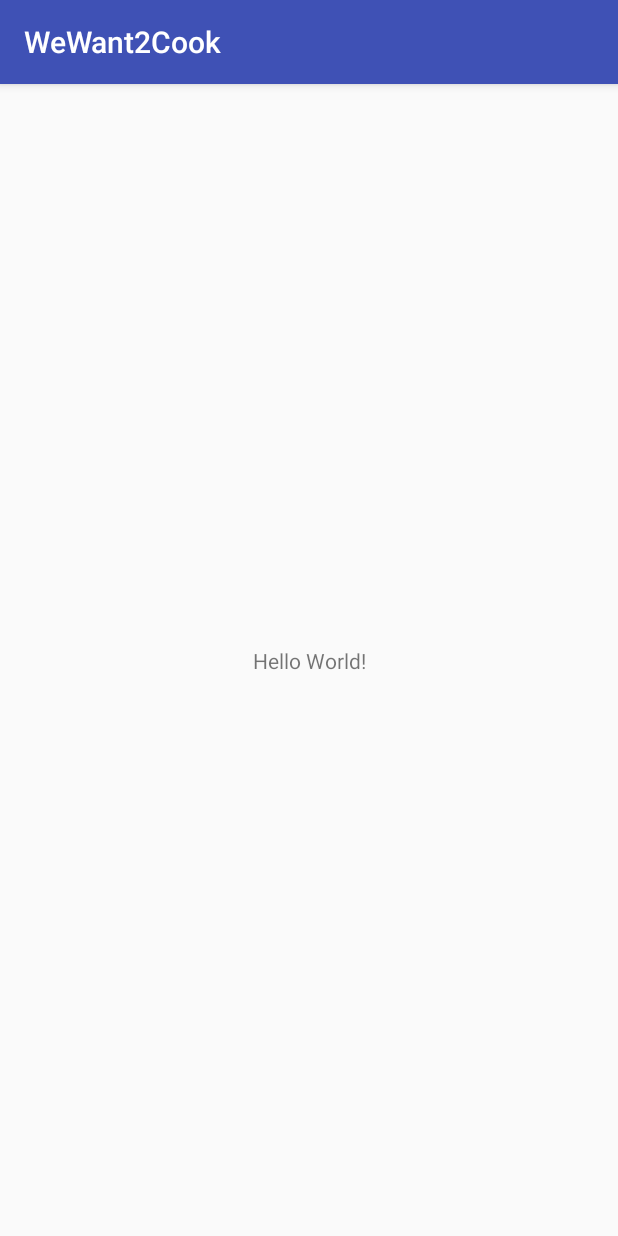
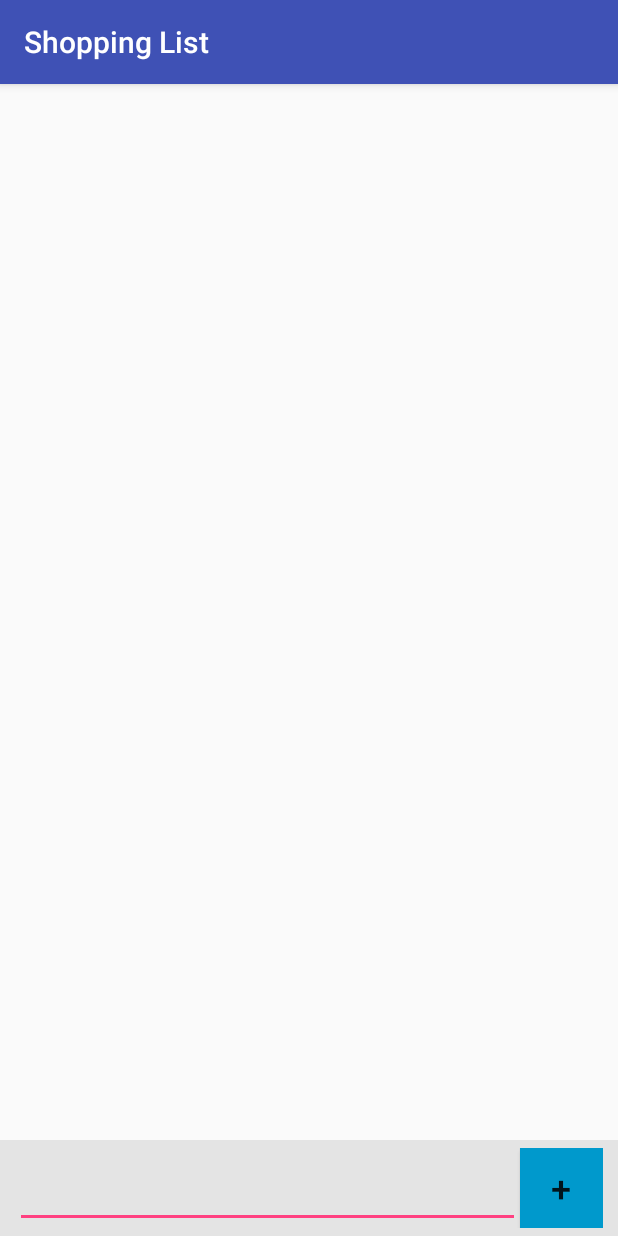
Before and after one commit to jenni-arias/WeWant2Cook, an Android app: the screen it shows after launch (WeWant2CookActivity before the commit, ShoppingListActivity after it), on a phone screen of 412 x 824 dp. Run offline under Robolectric (Android 15) with nearby library versions, the phone set to English and light mode, and no system bars.

Commit message:
Creación de ShoppingListActivity, solo Layout.

```diff
--- a/app/src/main/AndroidManifest.xml
+++ b/app/src/main/AndroidManifest.xml
@@ -9,13 +9,16 @@
         android:roundIcon="@mipmap/ic_launcher_round"
         android:supportsRtl="true"
         android:theme="@style/AppTheme">
-        <activity android:name=".WeWant2CookActivity">
+
+        <!-- <activity android:name=".WeWant2CookActivity"> -->
+        <activity android:name=".ShoppingListActivity">
             <intent-filter>
                 <action android:name="android.intent.action.MAIN" />
 
                 <category android:name="android.intent.category.LAUNCHER" />
             </intent-filter>
         </activity>
+        <activity android:name=".ShoppingItem" />
     </application>
 
 </manifest>
--- /dev/null
+++ b/app/src/main/java/arias/jenifer/wewant2cook/ShoppingListActivity.java
@@ -0,0 +1,13 @@
+package arias.jenifer.wewant2cook;
+
+import android.support.v7.app.AppCompatActivity;
+import android.os.Bundle;
+
+public class ShoppingListActivity extends AppCompatActivity {
+
+    @Override
+    protected void onCreate(Bundle savedInstanceState) {
+        super.onCreate(savedInstanceState);
+        setContentView(R.layout.activity_shopping_list);
+    }
+}
--- /dev/null
+++ b/app/src/main/res/layout/activity_shopping_list.xml
@@ -0,0 +1,62 @@
+<?xml version="1.0" encoding="utf-8"?>
+<RelativeLayout xmlns:android="http://schemas.android.com/apk/res/android"
+    xmlns:app="http://schemas.android.com/apk/res-auto"
+    xmlns:tools="http://schemas.android.com/tools"
+    android:layout_width="match_parent"
+    android:layout_height="match_parent"
+    tools:context="arias.jenifer.wewant2cook.ShoppingListActivity">
+
+    <ListView
+        android:id="@+id/shopping_list"
+        android:layout_width="match_parent"
+        android:layout_height="match_parent"
+        android:layout_alignParentLeft="true"
+        android:layout_alignParentStart="true"
+        android:layout_alignParentTop="true"
+        android:layout_above="@+id/editbox" />
+
+    <RelativeLayout
+        android:id="@+id/editbox"
+        android:layout_width="match_parent"
+        android:layout_height="?attr/listPreferredItemHeight"
+        android:background="#17000000"
+        android:layout_alignParentBottom="true"
+        android:layout_alignParentLeft="true"
+        android:layout_alignParentStart="true"
+        android:paddingTop="5dp"
+        android:paddingBottom="5dp"
+        android:paddingLeft="10dp"
+        android:paddingRight="10dp">
+
+        <EditText
+            android:id="@+id/edit_item"
+            android:layout_width="wrap_content"
+            android:layout_height="wrap_content"
+            android:layout_alignParentLeft="true"
+            android:layout_alignParentStart="true"
+            android:layout_alignParentTop="true"
+            android:layout_alignParentBottom="true"
+            android:ems="10"
+            android:inputType="text"
+            android:layout_toLeftOf="@+id/btn_add"
+            android:layout_toStartOf="@+id/btn_add"
+            android:imeOptions="actionDone"/>
+
+        <Button
+            android:id="@+id/btn_add"
+            android:layout_width="55dp"
+            android:layout_height="wrap_content"
+            android:layout_alignParentBottom="true"
+            android:layout_alignParentEnd="true"
+            android:layout_alignParentRight="true"
+            android:layout_alignParentTop="true"
+            android:background="@android:color/holo_blue_dark"
+            android:onClick="add_item"
+            android:text="+"
+            android:textColorLink="@color/colorPrimary"
+            android:textSize="24sp" />
+
+    </RelativeLayout>
+
+
+</RelativeLayout>
--- a/app/src/main/res/values/strings.xml
+++ b/app/src/main/res/values/strings.xml
@@ -1,3 +1,3 @@
 <resources>
-    <string name="app_name">WeWant2Cook</string>
+    <string name="app_name">Shopping List</string>
 </resources>
```
Also changed, not shown: app/src/main/java/arias/jenifer/wewant2cook/ShoppingItem.java (added, +13 -0 lines), app/src/main/res/layout/activity_shopping_item.xml (added, +47 -0 lines).
